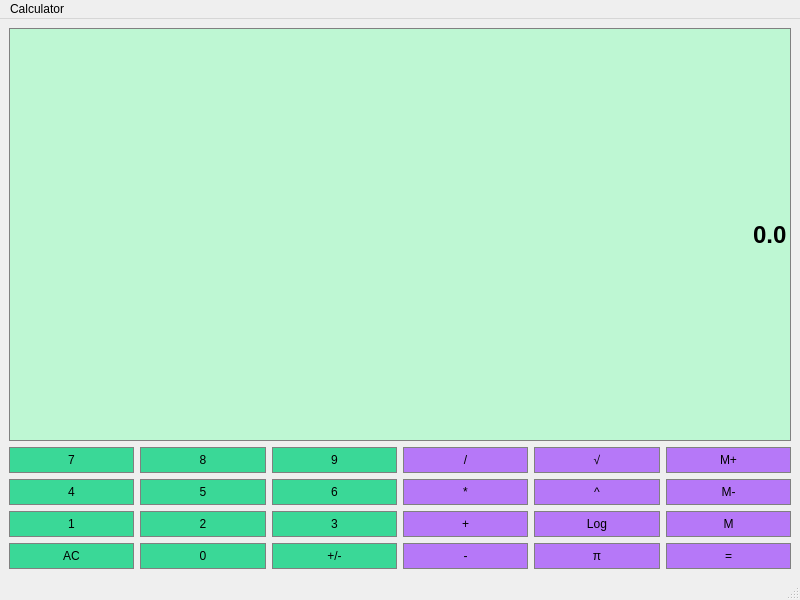
The window that calculator.ui (PhilipJovanovic00/FirstGuiCalculator) describes before a commit, drawn with Qt 5.
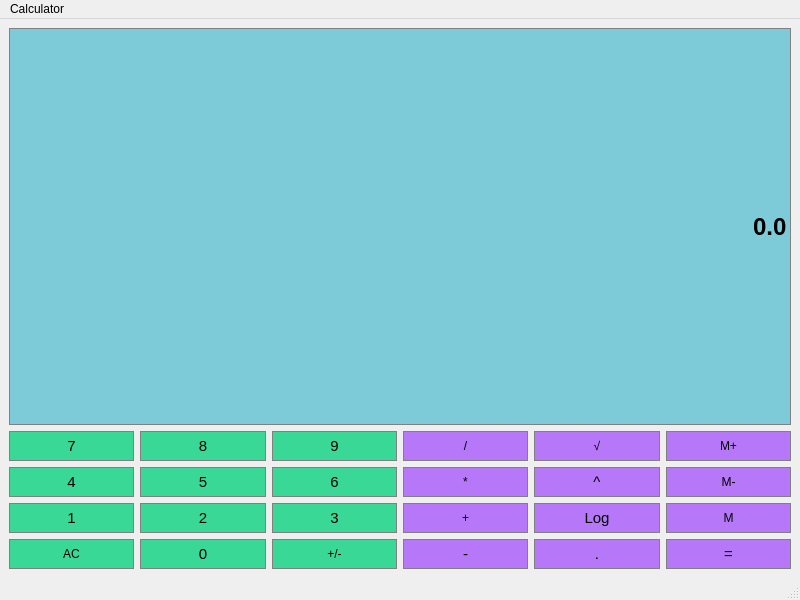
The same window after the commit.

The edit to the form file:
```diff
--- a/calculator.ui
+++ b/calculator.ui
@@ -108,6 +108,7 @@
        <string notr="true">QPushButton{
 	background-color: #b678f8;
 	border: 1px solid gray;
+	font-size: 15px;
 	padding: 5px;
 	color: #000000;
 }
@@ -135,6 +136,7 @@
        <string notr="true">QPushButton{
 	background-color: #3ad897;
 	border: 1px solid gray;
+	font-size: 15px;
 	padding: 5px;
 	color: #000000;
 }
@@ -162,6 +164,7 @@
        <string notr="true">QPushButton{
 	background-color: #3ad897;
 	border: 1px solid gray;
+	font-size: 15px;
 	padding: 5px;
 	color: #000000;
 }
@@ -189,6 +192,7 @@
        <string notr="true">QPushButton{
 	background-color: #3ad897;
 	border: 1px solid gray;
+	font-size: 15px;
 	padding: 5px;
 	color: #000000;
 }
@@ -243,6 +247,7 @@
        <string notr="true">QPushButton{
 	background-color: #b678f8;
 	border: 1px solid gray;
+	font-size: 15px;
 	padding: 5px;
 	color: #000000;
 }
@@ -297,6 +302,7 @@
        <string notr="true">QPushButton{
 	background-color: #3ad897;
 	border: 1px solid gray;
+	font-size: 15px;
 	padding: 5px;
 	color: #000000;
 }
@@ -328,7 +334,7 @@
       </property>
       <property name="styleSheet">
        <string notr="true">QLineEdit {
-	background-color: #bef7d3;
+	background-color: #7dcad9;
 	border: 1px solid gray;
 	color: #000000;
 }</string>
@@ -380,6 +386,7 @@
        <string notr="true">QPushButton{
 	background-color: #3ad897;
 	border: 1px solid gray;
+	font-size: 15px;
 	padding: 5px;
 	color: #000000;
 }
@@ -407,6 +414,7 @@
        <string notr="true">QPushButton{
 	background-color: #3ad897;
 	border: 1px solid gray;
+	font-size: 15px;
 	padding: 5px;
 	color: #000000;
 }
@@ -434,6 +442,7 @@
        <string notr="true">QPushButton{
 	background-color: #3ad897;
 	border: 1px solid gray;
+	font-size: 15px;
 	padding: 5px;
 	color: #000000;
 }
@@ -461,6 +470,7 @@
        <string notr="true">QPushButton{
 	background-color: #3ad897;
 	border: 1px solid gray;
+	font-size: 15px;
 	padding: 5px;
 	color: #000000;
 }
@@ -542,6 +552,7 @@
        <string notr="true">QPushButton{
 	background-color: #3ad897;
 	border: 1px solid gray;
+	font-size: 15px;
 	padding: 5px;
 	color: #000000;
 }
@@ -569,6 +580,7 @@
        <string notr="true">QPushButton{
 	background-color: #3ad897;
 	border: 1px solid gray;
+	font-size: 15px;
 	padding: 5px;
 	color: #000000;
 }
@@ -623,6 +635,7 @@
        <string notr="true">QPushButton{
 	background-color: #b678f8;
 	border: 1px solid gray;
+	font-size: 15px;
 	padding: 5px;
 	color: #000000;
 }
@@ -650,6 +663,7 @@
        <string notr="true">QPushButton{
 	background-color: #b678f8;
 	border: 1px solid gray;
+	font-size: 15px;
 	padding: 5px;
 	color: #000000;
 }
@@ -677,6 +691,7 @@
        <string notr="true">QPushButton{
 	background-color: #b678f8;
 	border: 1px solid gray;
+	font-size: 15px;
 	padding: 5px;
 	color: #000000;
 }
@@ -688,7 +703,7 @@
 }</string>
       </property>
       <property name="text">
-       <string>π</string>
+       <string>.</string>
       </property>
      </widget>
     </item>
```
Left out of the diff: 17 changed lines with no effect on the pictures.
